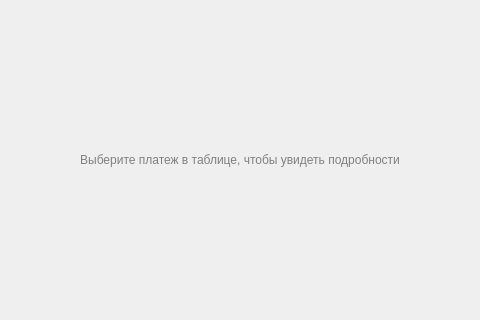
Qt form designer/ui/mainwindow.ui (Aleee/FinanceCalender) before a commit; both pictures show x 589 to 1069 and y 304 to 624 of the 1311 by 750 pixel window.
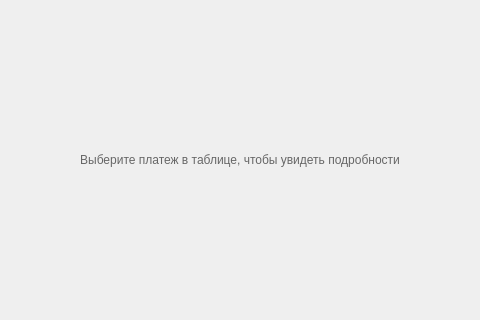
The same form after that commit. The open tabs and pages were chosen to show the change. Icons and pictures are not drawn. Custom widgets are drawn as their Qt base class.

Commit message: fix: corrected UI colors

Patch:
```diff
--- a/designer/ui/mainwindow.ui
+++ b/designer/ui/mainwindow.ui
@@ -918,7 +918,7 @@
           <item row="0" column="0">
            <widget class="QLabel" name="la_emptyinfo">
             <property name="styleSheet">
-             <string notr="true">color: #808080;</string>
+             <string notr="true">color: #666666;</string>
             </property>
             <property name="text">
              <string>Выберите платеж в таблице, чтобы увидеть подробности</string>
```
The commit also changes 6 other files.
